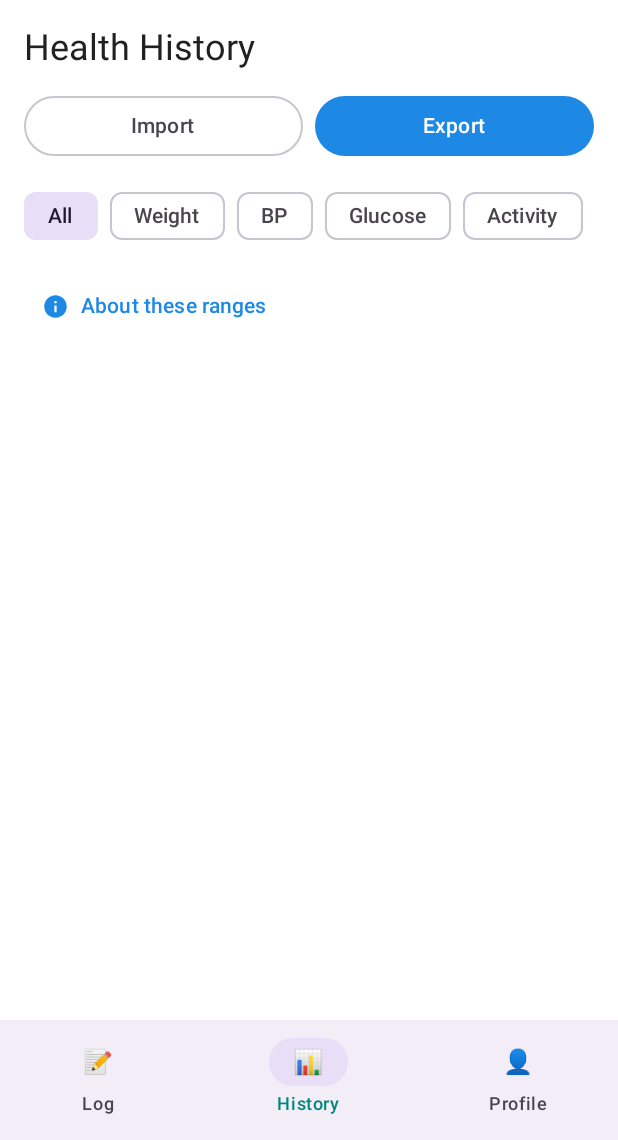
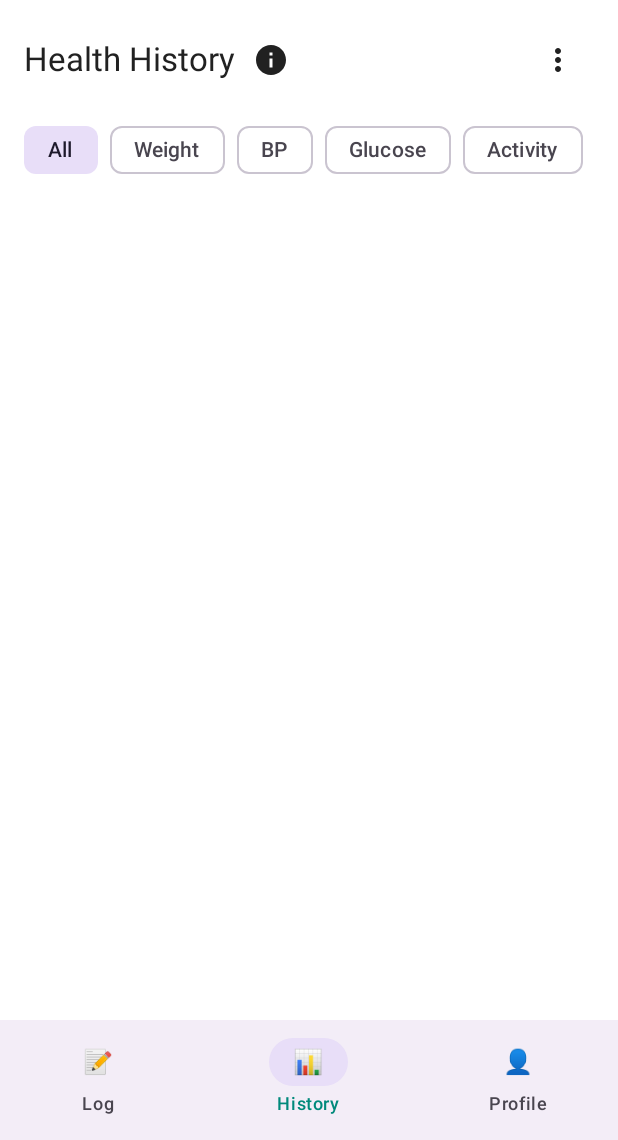
Before and after one commit to mannetje/health_journal, an Android app built with Jetpack Compose: the screen it shows after launch (MainActivity), item 2 of the bottom bar chosen, on a phone screen of 412 x 824 dp, the part 96-1236 px from its top. Run offline under Robolectric (Android 15) with nearby library versions, the light colour scheme and no system bars; our stand-ins replace Room's generated code; 3 statements that could not run were skipped.

Commit message:
feat(app): History header with info icon and import/export menu

```diff
--- a/app/src/main/java/nl/healthjournal/app/ui/history/HistoryScreen.kt
+++ b/app/src/main/java/nl/healthjournal/app/ui/history/HistoryScreen.kt
@@ -11,8 +11,11 @@ import androidx.compose.foundation.lazy.rememberLazyListState
 import kotlinx.coroutines.launch
 import java.time.ZoneId
 import androidx.compose.foundation.rememberScrollState
+import androidx.compose.material.icons.Icons
+import androidx.compose.material.icons.filled.MoreVert
 import androidx.compose.material3.*
 import androidx.compose.runtime.*
+import androidx.compose.ui.Alignment
 import androidx.compose.ui.Modifier
 import androidx.compose.ui.platform.LocalContext
 import androidx.compose.ui.res.stringResource
@@ -70,26 +73,32 @@ fun HistoryScreen(
             .padding(16.dp),
         verticalArrangement = Arrangement.spacedBy(12.dp)
     ) {
-        Text(
-            text = stringResource(R.string.history_title),
-            style = MaterialTheme.typography.headlineSmall
-        )
-
-        Row(
-            modifier = Modifier.fillMaxWidth(),
-            horizontalArrangement = Arrangement.spacedBy(8.dp)
-        ) {
-            OutlinedButton(
-                onClick = { showImportDialog = true },
-                modifier = Modifier.weight(1f)
-            ) {
-                Text(stringResource(R.string.history_import_button), maxLines = 1)
+        Row(verticalAlignment = Alignment.CenterVertically) {
+            // Unweighted children are measured first, so the title gets its full width before the
+            // spacer shares out what is left: the (i) sits right after the title, the menu at the end.
+            Text(
+                text = stringResource(R.string.history_title),
+                style = MaterialTheme.typography.titleLarge
+            )
+            if (state.selectedFilter != HistoryFilter.ACTIVITY) {
+                RangeSourceNote(compact = true)
             }
-            Button(
-                onClick = { showExportDialog = true },
-                modifier = Modifier.weight(1f)
-            ) {
-                Text(stringResource(R.string.history_export_button), maxLines = 1)
+            Spacer(Modifier.weight(1f))
+            var menuOpen by remember { mutableStateOf(false) }
+            Box {
+                IconButton(onClick = { menuOpen = true }) {
+                    Icon(Icons.Filled.MoreVert, contentDescription = stringResource(R.string.history_more_options))
+                }
+                DropdownMenu(expanded = menuOpen, onDismissRequest = { menuOpen = false }) {
+                    DropdownMenuItem(
+                        text = { Text(stringResource(R.string.history_import_button)) },
+                        onClick = { menuOpen = false; showImportDialog = true }
+                    )
+                    DropdownMenuItem(
+                        text = { Text(stringResource(R.string.history_export_button)) },
+                        onClick = { menuOpen = false; showExportDialog = true }
+                    )
+                }
             }
         }
 
@@ -148,10 +157,6 @@ fun HistoryScreen(
                 onClick = { viewModel.setFilter(HistoryFilter.WAIST_CIRCUMFERENCE) },
                 label = { Text(stringResource(R.string.history_filter_waist)) }
             )
-        }
-
-        if (state.selectedFilter != HistoryFilter.ACTIVITY) {
-            RangeSourceNote()
         }
 
         // Under a single-metric filter the entries follow the selected date range, like the chart;
--- a/app/src/main/java/nl/healthjournal/app/ui/nhg/RangeSourceNote.kt
+++ b/app/src/main/java/nl/healthjournal/app/ui/nhg/RangeSourceNote.kt
@@ -10,6 +10,7 @@ import androidx.compose.material.icons.Icons
 import androidx.compose.material.icons.filled.Info
 import androidx.compose.material3.ExperimentalMaterial3Api
 import androidx.compose.material3.Icon
+import androidx.compose.material3.IconButton
 import androidx.compose.material3.MaterialTheme
 import androidx.compose.material3.ModalBottomSheet
 import androidx.compose.material3.Text
@@ -37,16 +38,25 @@ private val RANGE_SOURCES = listOf(
     RangeSource(R.string.ranges_link_voedingscentrum, "https://www.voedingscentrum.nl")
 )
 
-/** A small "About these ranges" button that opens the source and not-a-diagnosis note. One per screen. */
+/**
+ * A small "About these ranges" button that opens the source and not-a-diagnosis note. One per screen.
+ * [compact] shows only the (i) icon (48 dp target, the text as its description) for use next to a title.
+ */
 @OptIn(ExperimentalMaterial3Api::class)
 @Composable
-fun RangeSourceNote(modifier: Modifier = Modifier) {
+fun RangeSourceNote(modifier: Modifier = Modifier, compact: Boolean = false) {
     var open by rememberSaveable { mutableStateOf(false) }
     val uriHandler = LocalUriHandler.current
 
-    TextButton(onClick = { open = true }, modifier = modifier) {
-        Icon(Icons.Filled.Info, contentDescription = null, modifier = Modifier.size(18.dp))
-        Text(stringResource(R.string.ranges_about), modifier = Modifier.padding(start = 8.dp))
+    if (compact) {
+        IconButton(onClick = { open = true }, modifier = modifier) {
+            Icon(Icons.Filled.Info, contentDescription = stringResource(R.string.ranges_about))
+        }
+    } else {
+        TextButton(onClick = { open = true }, modifier = modifier) {
+            Icon(Icons.Filled.Info, contentDescription = null, modifier = Modifier.size(18.dp))
+            Text(stringResource(R.string.ranges_about), modifier = Modifier.padding(start = 8.dp))
+        }
     }
 
     if (open) {
--- a/app/src/main/res/values/strings.xml
+++ b/app/src/main/res/values/strings.xml
@@ -61,6 +61,7 @@
     <string name="history_title">Health History</string>
     <string name="history_import_button">Import</string>
     <string name="history_export_button">Export</string>
+    <string name="history_more_options">More options</string>
     <string name="history_filter_all">All</string>
     <string name="history_filter_weight">Weight</string>
     <string name="history_filter_bp">BP</string>
```
Also changed, not shown: 4 other files.
